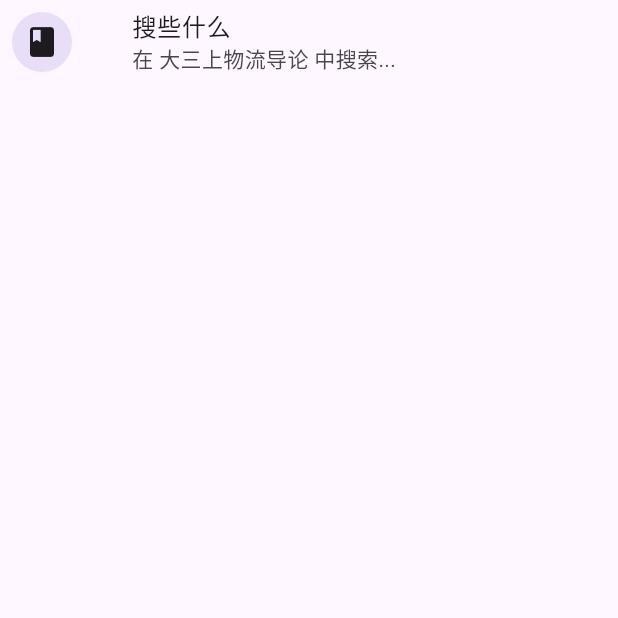
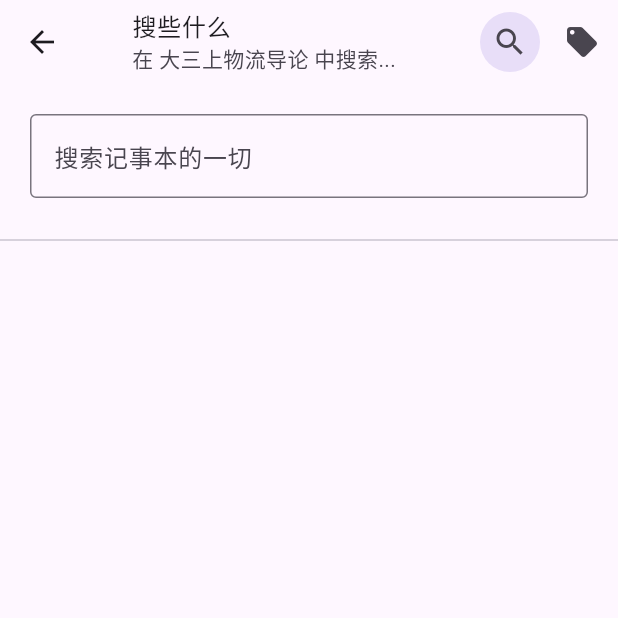
Before and after one commit to TaoEngine/notepad_forwangtao_android, a Flutter app: the screen it shows after launch, after a tap on the "search" icon, on a phone screen of 412 x 824 dp, the top half of it. Run offline on Flutter 3.47's test engine with Material 3 defaults, Android fonts, the phone set to English and light mode, and no system bars; drawn by our look-alikes of dynamic_color.

Commit message:
做了个搜索界面，并让flutter支持了中文

```diff
--- a/lib/main.dart
+++ b/lib/main.dart
@@ -2,6 +2,7 @@
 import 'package:flutter/services.dart';
 import 'pages/routes.dart';
 import 'package:dynamic_color/dynamic_color.dart';
+import 'package:flutter_localizations/flutter_localizations.dart';
 
 void main() {
   //一波代码初始化
@@ -35,6 +36,13 @@
         //路由表以及首页
         initialRoute: '/notebook',
         onGenerateRoute: pageRouter,
+
+        //多语言设置
+        localizationsDelegates: const [
+          GlobalMaterialLocalizations.delegate,
+          GlobalWidgetsLocalizations.delegate,
+        ],
+        supportedLocales: const [Locale('zh', 'CN')],
       );
     });
   }
--- a/lib/pages/main_page/home.dart
+++ b/lib/pages/main_page/home.dart
@@ -35,22 +35,19 @@
       ),
       title: const Text('汪涛的记事本'),
       actions: [
-        IconButton.filledTonal(
-          icon: const Icon(Icons.search),
-          onPressed: () => {}, //TODO 待实现按下“搜索”按钮的逻辑
-        ),
-        const SizedBox(width: 4),
         IconButton(
             icon: const Icon(Icons.notifications),
             onPressed: () => {
                   Navigator.pushNamed(context, '/notify')
                 } //TODO 按下“显示通知"按钮可以接收app需要你做的事情
             ),
-        const SizedBox(width: 4),
+        IconButton(
+          icon: const Icon(Icons.search),
+          onPressed: () => {}, //TODO 待实现按下“搜索”按钮的逻辑
+        ),
         IconButton(
             icon: const Icon(Icons.style),
             onPressed: () => {styleDialog(context)}),
-        const SizedBox(width: 8),
       ],
     );
   }
--- a/lib/pages/main_page/notebook.dart
+++ b/lib/pages/main_page/notebook.dart
@@ -62,24 +62,21 @@
         ),
       ),
       actions: [
-        IconButton.filledTonal(
-          icon: const Icon(Icons.search),
-          onPressed: () =>
-              {Navigator.pushNamed(context, '/search')}, //TODO 待实现按下“搜索”按钮的逻辑
-        ),
-        const SizedBox(width: 4),
         IconButton(
             icon: const Icon(Icons.notifications),
             onPressed: () => {
                   Navigator.pushNamed(context, '/notify')
                 } //按下“显示通知"按钮可以接收app需要你做的事情
             ),
-        const SizedBox(width: 4),
+        IconButton(
+          icon: const Icon(Icons.search),
+          onPressed: () =>
+              {Navigator.pushNamed(context, '/search')}, //TODO 待实现按下“搜索”按钮的逻辑
+        ),
         IconButton(
           icon: const Icon(Icons.style),
           onPressed: () => styleDialog(context), //按下“界面设置"按钮就会弹出设置style的弹出框
         ),
-        const SizedBox(width: 8),
       ],
     );
   }
--- a/lib/pages/main_page/search.dart
+++ b/lib/pages/main_page/search.dart
@@ -6,17 +6,38 @@
   @override
   Widget build(BuildContext context) {
     return Scaffold(
-      appBar: AppBar(
-          leading: IconButton.filledTonal(
-              onPressed: () =>
-                  Navigator.of(context).pop(), //返回至上一页，但是图标会随着上一页而更改
-              icon: const Icon(Icons.book)), //TODO 可随上一页更改的图标
+        appBar: AppBar(
           centerTitle: false,
           title: const ListTile(
             title: Text('搜些什么'),
             subtitle: Text('在 大三上物流导论 中搜索...'),
-          )),
-      body: Container(),
-    );
+          ),
+          actions: [
+            IconButton.filledTonal(
+                onPressed: () => {}, icon: const Icon(Icons.search)),
+            IconButton(onPressed: () => {}, icon: const Icon(Icons.local_offer))
+          ],
+        ),
+        body: Center(
+          child: Stack(
+            alignment: Alignment.center,
+            children: [
+              Column(children: [
+                Container(
+                  margin: const EdgeInsets.all(20),
+                  child: const TextField(
+                    decoration: InputDecoration(
+                        border: OutlineInputBorder(), labelText: '搜索记事本的一切'),
+                  ),
+                ),
+                const Divider()
+              ]),
+              const Column(
+                mainAxisAlignment: MainAxisAlignment.center,
+                children: [], //TODO这里放置搜索建议
+              )
+            ],
+          ),
+        ));
   }
 }
--- a/pubspec.yaml
+++ b/pubspec.yaml
@@ -9,7 +9,10 @@
 dependencies:
   flutter:
     sdk: flutter
+  flutter_localizations:
+    sdk: flutter
   dynamic_color: ^1.7.0
+
 
 dev_dependencies:
   flutter_test:
```
Also changed, not shown: pubspec.lock.
